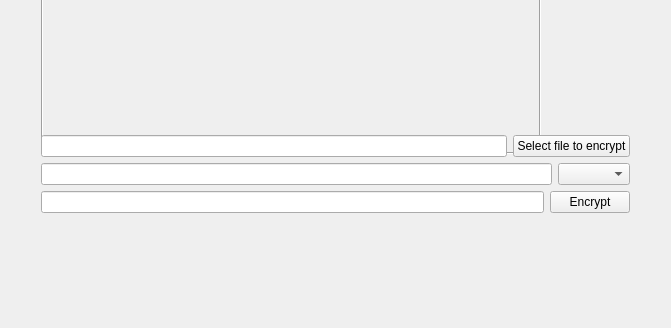
The window that ui/FileEncryptor/mainwidget.ui (AbsoDev/FileEncryptor) describes before a commit, drawn with Qt 5; both pictures show x 0 to 671 and y 282 to 610 of the 817 by 610 pixel window.
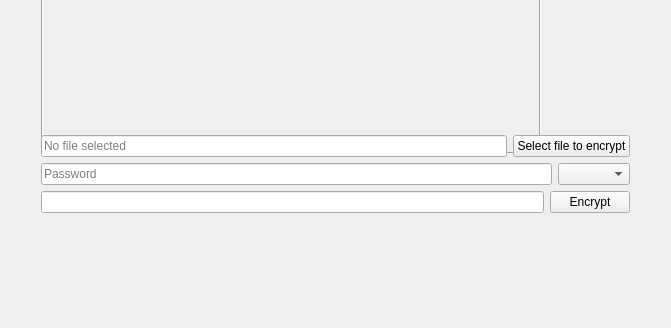
The same window after the commit. Icons and pictures are not drawn.

Commit message: Removed absolute path from encryptor code, changed things in UI

Patch:
```diff
--- a/ui/FileEncryptor/mainwidget.ui
+++ b/ui/FileEncryptor/mainwidget.ui
@@ -78,7 +78,11 @@
       <item>
        <layout class="QHBoxLayout" name="horizontalLayout_2">
         <item>
-         <widget class="QLineEdit" name="lineEditTargetFile"/>
+         <widget class="QLineEdit" name="lineEditTargetFile">
+          <property name="placeholderText">
+           <string>No file selected</string>
+          </property>
+         </widget>
         </item>
         <item>
          <widget class="QPushButton" name="pushButtonBrowseTargetFile">
@@ -93,9 +97,18 @@
        <layout class="QHBoxLayout" name="horizontalLayout_3">
         <item>
          <widget class="QLineEdit" name="lineEditPassPhrase">
+          <property name="inputMask">
+           <string/>
+          </property>
+          <property name="text">
+           <string/>
+          </property>
           <property name="echoMode">
            <enum>QLineEdit::Password</enum>
           </property>
+          <property name="placeholderText">
+           <string>Password</string>
+          </property>
          </widget>
         </item>
         <item>
```
The commit also changes 1 other file.
